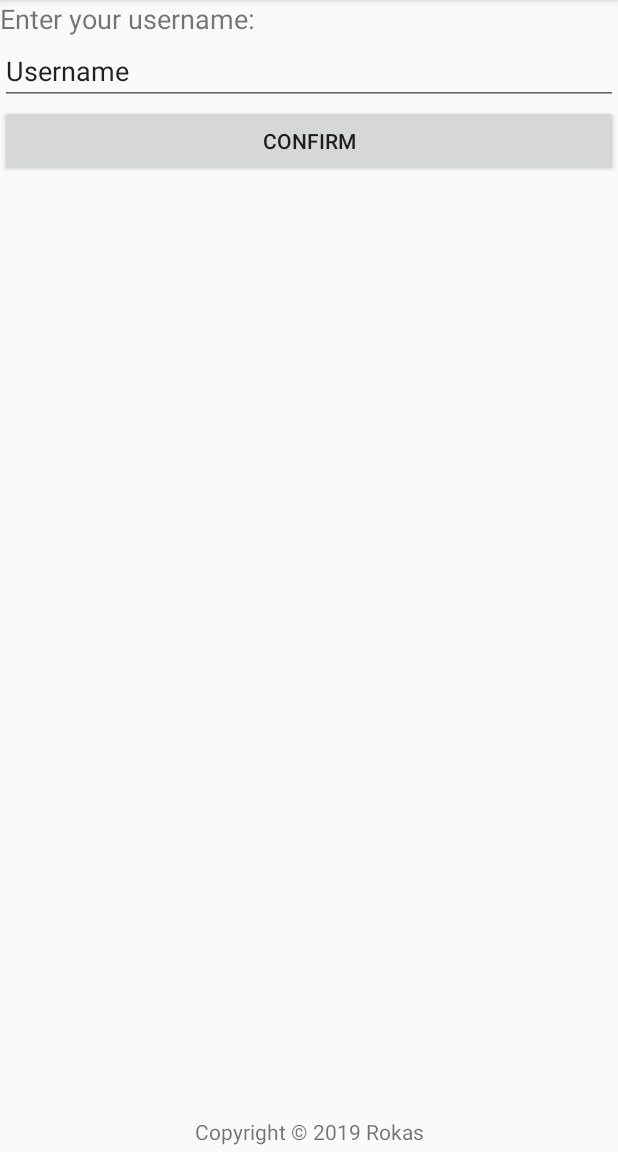
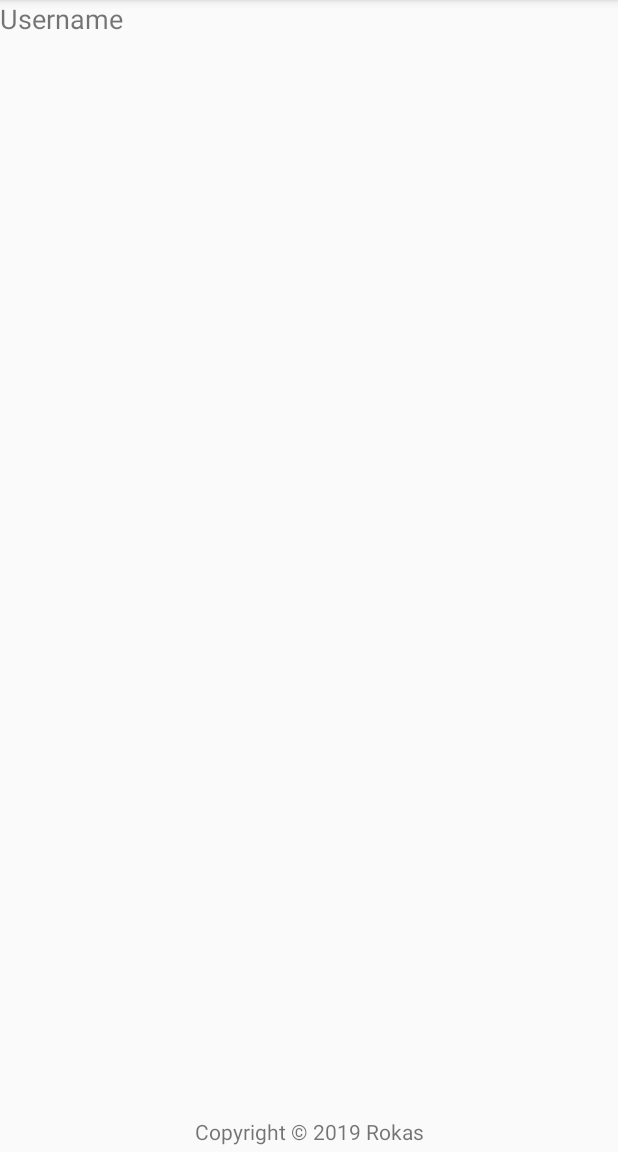
Before and after one commit to ArmandasRokas/Hangman, an Android app: the NewGameFrag screen opened through its navigation route, after a tap on "CONFIRM", on a phone screen of 412 x 824 dp, the part 84-1236 px from its top. Run offline under Robolectric (Android 15) with nearby library versions, the phone set to English and light mode, and no system bars.

Commit message:
added current username on game fragment

```diff
--- a/app/src/main/java/dk/dtu/rokas/hangman/business/GameLogic.java
+++ b/app/src/main/java/dk/dtu/rokas/hangman/business/GameLogic.java
@@ -20,7 +20,7 @@ public class GameLogic {
     private boolean sidsteBogstavVarKorrekt;
     private boolean spilletErVundet;
     private boolean spilletErTabt;
-    private String currentUsername;
+    private String currentUsername = "Username";
 
     private GameLogic() {
         muligeOrd.add("bil");
--- a/app/src/main/java/dk/dtu/rokas/hangman/view/GameFrag.java
+++ b/app/src/main/java/dk/dtu/rokas/hangman/view/GameFrag.java
@@ -4,18 +4,24 @@ import android.os.Bundle;
 import android.view.LayoutInflater;
 import android.view.View;
 import android.view.ViewGroup;
+import android.widget.TextView;
 
 import androidx.annotation.NonNull;
 import androidx.annotation.Nullable;
 import androidx.fragment.app.Fragment;
 
 import dk.dtu.rokas.hangman.R;
+import dk.dtu.rokas.hangman.business.GameLogic;
 
 public class GameFrag extends Fragment {
+    private GameLogic gl = GameLogic.getInstance();
     @Nullable
     @Override
     public View onCreateView(@NonNull LayoutInflater inflater, @Nullable ViewGroup container, @Nullable Bundle savedInstanceState) {
+        View v = inflater.inflate(R.layout.game, container, false);
+        TextView usernameTv = v.findViewById(R.id.usernameStatusTV);
+        usernameTv.setText(String.format("%s",gl.getCurrentUsername() ));
 
-        return inflater.inflate(R.layout.game, container, false);
+        return v;
     }
 }
--- a/app/src/main/java/dk/dtu/rokas/hangman/view/MainMenuFrag.java
+++ b/app/src/main/java/dk/dtu/rokas/hangman/view/MainMenuFrag.java
@@ -25,7 +25,7 @@ public class MainMenuFrag extends Fragment {
         newGameBtn.setOnClickListener(new View.OnClickListener() {
             @Override
             public void onClick(View v) {
-                Navigation.findNavController(v).navigate(R.id.action_mainMenuFrag_to_gameFrag);
+                Navigation.findNavController(v).navigate(R.id.action_mainMenuFrag_to_newGameFrag);
             }
         });
 
--- a/app/src/main/java/dk/dtu/rokas/hangman/view/NewGameFrag.java
+++ b/app/src/main/java/dk/dtu/rokas/hangman/view/NewGameFrag.java
@@ -10,6 +10,7 @@ import android.widget.EditText;
 import androidx.annotation.NonNull;
 import androidx.annotation.Nullable;
 import androidx.fragment.app.Fragment;
+import androidx.navigation.Navigation;
 
 import dk.dtu.rokas.hangman.R;
 import dk.dtu.rokas.hangman.business.GameLogic;
@@ -24,11 +25,14 @@ public class NewGameFrag extends Fragment {
         final Button confirmBtn = v.findViewById(R.id.confirmUsernameBtn);
         final EditText enterUsernameET = v.findViewById(R.id.usernameET);
 
+        enterUsernameET.setText(gl.getCurrentUsername());
+
         confirmBtn.setOnClickListener(new View.OnClickListener() {
             @Override
             public void onClick(View v) {
                 String username = enterUsernameET.getText().toString();
                 gl.setCurrentUsername(username);
+                Navigation.findNavController(v).navigate(R.id.action_newGameFrag_to_gameFrag);
             }
         });
 
--- a/app/src/main/res/layout/game.xml
+++ b/app/src/main/res/layout/game.xml
@@ -3,4 +3,10 @@
     android:orientation="vertical" android:layout_width="match_parent"
     android:layout_height="match_parent">
 
+    <TextView
+        android:id="@+id/usernameStatusTV"
+        android:layout_width="match_parent"
+        android:layout_height="wrap_content"
+        android:text=""
+        android:textSize="18sp" />
 </LinearLayout>
--- a/app/src/main/res/navigation/nav_graph.xml
+++ b/app/src/main/res/navigation/nav_graph.xml
@@ -11,8 +11,8 @@
         android:label="main_menu"
         tools:layout="@layout/main_menu" >
         <action
-            android:id="@+id/action_mainMenuFrag_to_gameFrag"
-            app:destination="@id/gameFrag" />
+            android:id="@+id/action_mainMenuFrag_to_newGameFrag"
+            app:destination="@id/newGameFrag" />
         <action
             android:id="@+id/action_mainMenuFrag_to_highscoreFrag"
             app:destination="@id/highscoreFrag" />
@@ -21,10 +21,14 @@
             app:destination="@id/helpFrag" />
     </fragment>
     <fragment
-        android:id="@+id/gameFrag"
+        android:id="@+id/newGameFrag"
         android:name="dk.dtu.rokas.hangman.view.NewGameFrag"
         android:label="game"
-        tools:layout="@layout/new_game" />
+        tools:layout="@layout/new_game" >
+        <action
+            android:id="@+id/action_newGameFrag_to_gameFrag"
+            app:destination="@id/gameFrag" />
+    </fragment>
     <fragment
         android:id="@+id/helpFrag"
         android:name="dk.dtu.rokas.hangman.view.HelpFrag"
@@ -35,4 +39,9 @@
         android:name="dk.dtu.rokas.hangman.view.HighScoreFrag"
         android:label="highscore"
         tools:layout="@layout/highscore" />
+    <fragment
+        android:id="@+id/gameFrag"
+        android:name="dk.dtu.rokas.hangman.view.GameFrag"
+        android:label="game"
+        tools:layout="@layout/game" />
 </navigation>
```
